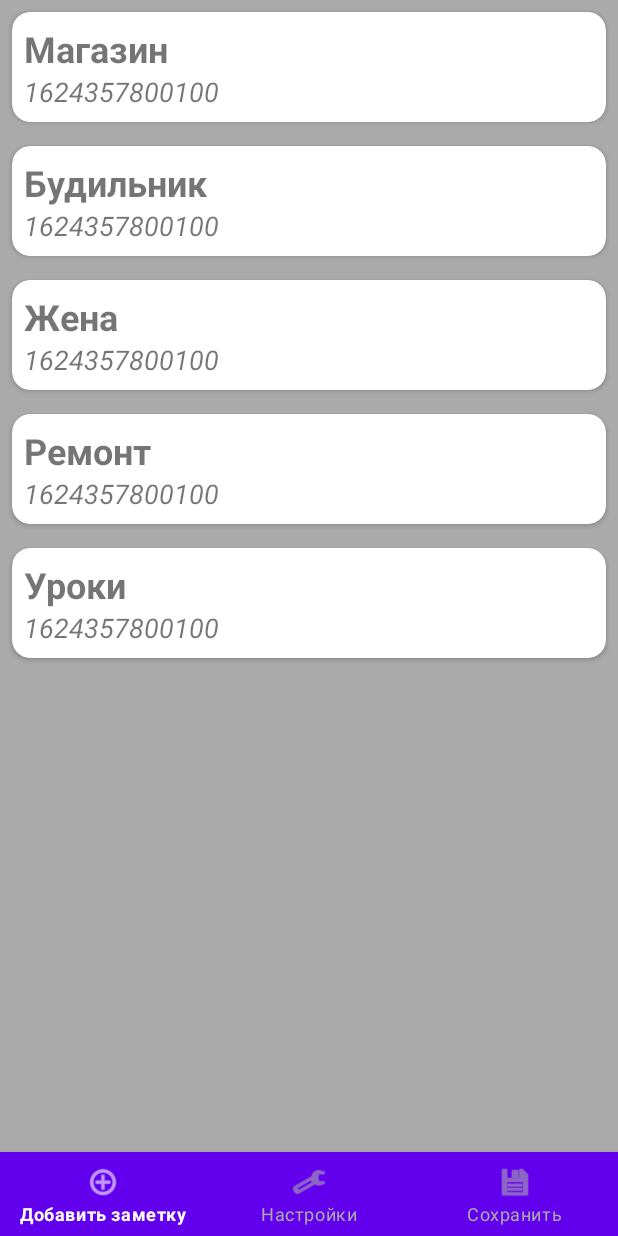
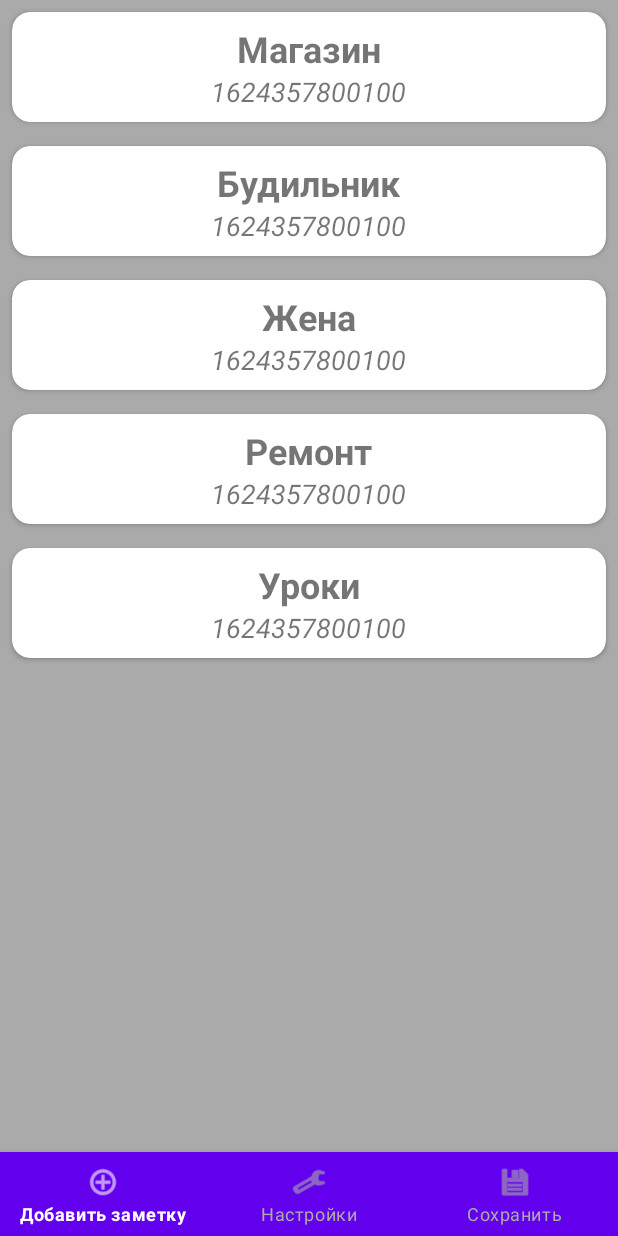
Before and after one commit to pfrost982/Notepad, an Android app: the screen it shows after launch (MainActivity), on a phone screen of 412 x 824 dp. Run offline under Robolectric (Android 15) with nearby library versions, the phone set to English and light mode, and no system bars.

```diff
--- a/app/src/main/java/ru/gb/notepad/NoteViewHolder.java
+++ b/app/src/main/java/ru/gb/notepad/NoteViewHolder.java
@@ -22,7 +22,7 @@ public class NoteViewHolder extends RecyclerView.ViewHolder {
         dateTextView = itemView.findViewById(R.id.date_text_view);
         cardView.setOnClickListener(v -> {
             if (clickListener != null) {
-                clickListener.onItemClick(notice);
+                clickListener.onItemClick(notice, cardView);
             }
         });
     }
--- a/app/src/main/java/ru/gb/notepad/NotesAdapter.java
+++ b/app/src/main/java/ru/gb/notepad/NotesAdapter.java
@@ -3,6 +3,7 @@ package ru.gb.notepad;
 import android.view.ViewGroup;
 
 import androidx.annotation.NonNull;
+import androidx.cardview.widget.CardView;
 import androidx.recyclerview.widget.RecyclerView;
 
 import java.util.ArrayList;
@@ -13,7 +14,7 @@ public class NotesAdapter extends RecyclerView.Adapter<NoteViewHolder> {
     private OnItemClickListener onItemClickListener;
 
     interface OnItemClickListener {
-        void onItemClick(Notice note);
+        void onItemClick(Notice note, CardView cardView);
     }
 
     public void setOnItemClickListener(OnItemClickListener onItemClickListener) {
--- a/app/src/main/res/layout/item_note.xml
+++ b/app/src/main/res/layout/item_note.xml
@@ -12,6 +12,7 @@
     <LinearLayout
         android:layout_width="match_parent"
         android:layout_height="wrap_content"
+        android:gravity="center"
         android:orientation="vertical">
 
         <TextView
```
Also changed, not shown: app/src/main/java/ru/gb/notepad/NoticeListFragment.java (+22 -1 lines).
